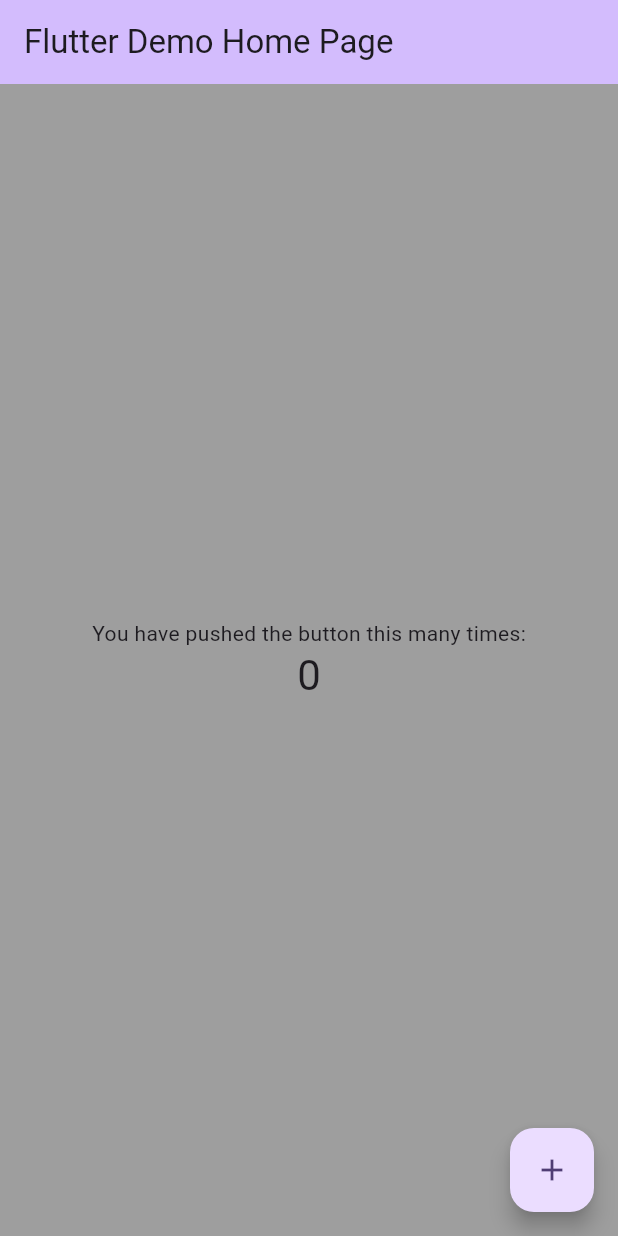
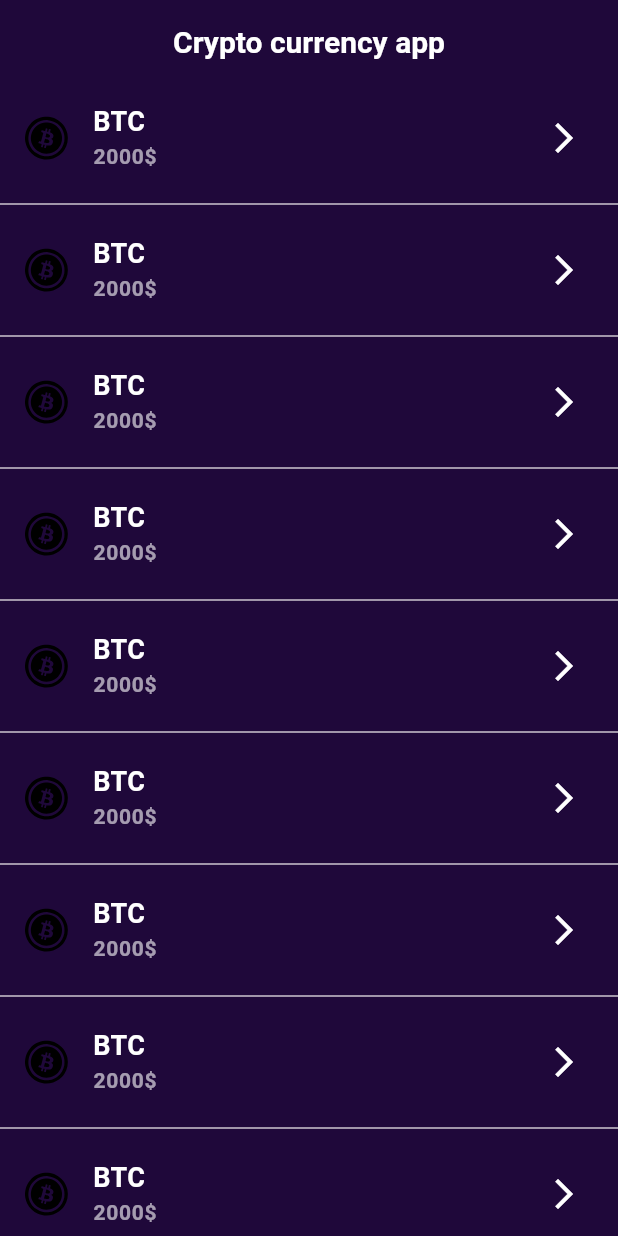
Before and after one commit to tarik8939/crypto_list, a Flutter app: the screen it shows after launch, on a phone screen of 412 x 824 dp. Run offline on Flutter 3.47's test engine with Material 2 defaults, Android fonts, the phone set to English and light mode, and no system bars; our stand-ins replace flutter_svg.

Commit message:
added basic styles on main page

```diff
--- a/lib/main.dart
+++ b/lib/main.dart
@@ -1,4 +1,5 @@
 import 'package:flutter/material.dart';
+import 'package:flutter_svg/flutter_svg.dart';
 
 void main() {
   runApp(const MyApp());
@@ -13,11 +14,29 @@ class MyApp extends StatelessWidget {
     return MaterialApp(
       title: 'Flutter Demo',
       theme: ThemeData(
-        colorScheme: ColorScheme.fromSeed(seedColor: Colors.deepPurple),
-        scaffoldBackgroundColor: Colors.grey,
-        useMaterial3: true,
-      ),
-      home: const MyHomePage(title: 'Flutter Demo Home Page'),
+          appBarTheme: const AppBarTheme(
+              backgroundColor: Color.fromARGB(255, 31, 8, 58),
+              titleTextStyle: TextStyle(
+                color: Colors.white,
+                fontWeight: FontWeight.w700,
+                fontSize: 20,
+              )),
+          colorScheme: ColorScheme.fromSeed(seedColor: Colors.deepPurple),
+          scaffoldBackgroundColor: const Color.fromARGB(255, 31, 8, 58),
+          //TODO: divider color not applayed
+          dividerColor: Colors.red,
+          listTileTheme: const ListTileThemeData(iconColor: Colors.white),
+          useMaterial3: true,
+          textTheme: TextTheme(
+              bodyMedium: const TextStyle(
+                  color: Colors.white,
+                  fontWeight: FontWeight.w700,
+                  fontSize: 18),
+              labelSmall: TextStyle(
+                  color: Colors.white.withOpacity(0.6),
+                  fontWeight: FontWeight.w700,
+                  fontSize: 14))),
+      home: const MyHomePage(title: 'Crypto currency app'),
     );
   }
 }
@@ -42,31 +61,33 @@ class _MyHomePageState extends State<MyHomePage> {
 
   @override
   Widget build(BuildContext context) {
+    final theme = Theme.of(context);
     return Scaffold(
-      backgroundColor: Theme.of(context).scaffoldBackgroundColor,
+      backgroundColor: theme.scaffoldBackgroundColor,
       appBar: AppBar(
-        backgroundColor: Theme.of(context).colorScheme.inversePrimary,
+        // backgroundColor: theme.colorScheme.inversePrimary,
         title: Text(widget.title),
+        centerTitle: true,
       ),
-      body: Center(
-        child: Column(
-          mainAxisAlignment: MainAxisAlignment.center,
-          children: <Widget>[
-            const Text(
-              'You have pushed the button this many times:',
-            ),
-            Text(
-              '$_counter',
-              style: Theme.of(context).textTheme.headlineMedium,
-            ),
-          ],
+      body: ListView.separated(
+        itemCount: 10,
+        separatorBuilder: (context, index) => const Divider(),
+        itemBuilder: (context, i) => ListTile(
+          leading: SvgPicture.asset(
+            'assets/svg/Bitcoin.svg',
+            height: 30,
+            width: 30,
+          ),
+          title: Text("BTC", style: theme.textTheme.bodyMedium),
+          subtitle: Text("2000\$", style: theme.textTheme.labelSmall),
+          trailing: const Icon(Icons.arrow_forward_ios),
         ),
       ),
-      floatingActionButton: FloatingActionButton(
-        onPressed: _incrementCounter,
-        tooltip: 'Increment',
-        child: const Icon(Icons.add),
-      ),
+      // floatingActionButton: FloatingActionButton(
+      //   onPressed: _incrementCounter,
+      //   tooltip: 'Increment',
+      //   child: const Icon(Icons.add),
+      // ),
     );
   }
 }
--- a/pubspec.yaml
+++ b/pubspec.yaml
@@ -13,6 +13,7 @@ dependencies:
 
 
   cupertino_icons: ^1.0.2
+  flutter_svg: ^2.0.9
 
 dev_dependencies:
   flutter_test:
@@ -21,5 +22,7 @@ dev_dependencies:
   flutter_lints: ^2.0.0
 
 flutter:
+  uses-material-design: true
 
-  uses-material-design: true
+  assets:
+    - assets/svg/
```
Also changed, not shown: assets/svg/Bitcoin.svg (added), pubspec.lock, 1 other file.
